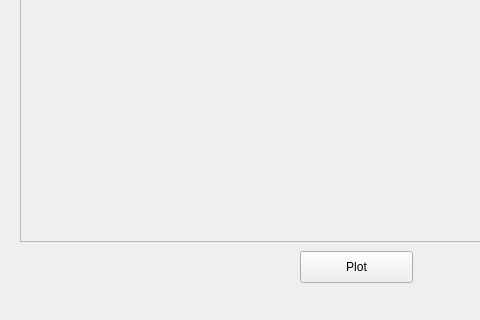
Old version of the form expandPlot.ui in the repository rsharankova/LinacDeviceScan; both pictures show x 0 to 480 and y 149 to 469 of the 720 by 469 pixel window.
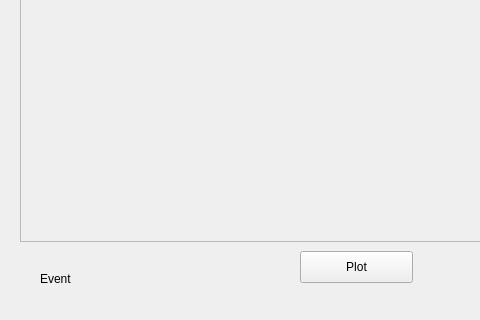
New version of the form.

Commit message: added plotting on periodic/event

The edit to the form file:
```diff
--- a/expandPlot.ui
+++ b/expandPlot.ui
@@ -75,6 +75,22 @@
     <bool>true</bool>
    </property>
   </widget>
+  <widget class="QLabel" name="label">
+   <property name="geometry">
+    <rect>
+     <x>40</x>
+     <y>420</y>
+     <width>60</width>
+     <height>16</height>
+    </rect>
+   </property>
+   <property name="text">
+    <string>Event</string>
+   </property>
+   <property name="textFormat">
+    <enum>Qt::PlainText</enum>
+   </property>
+  </widget>
  </widget>
  <resources/>
  <connections>
```
The commit also changes 3 other files.
